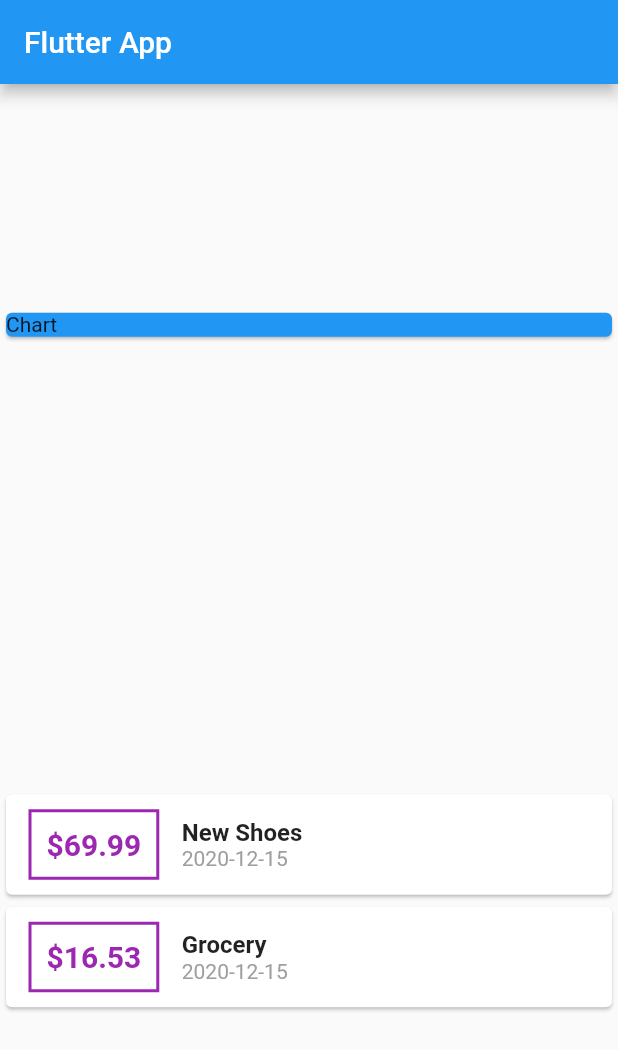
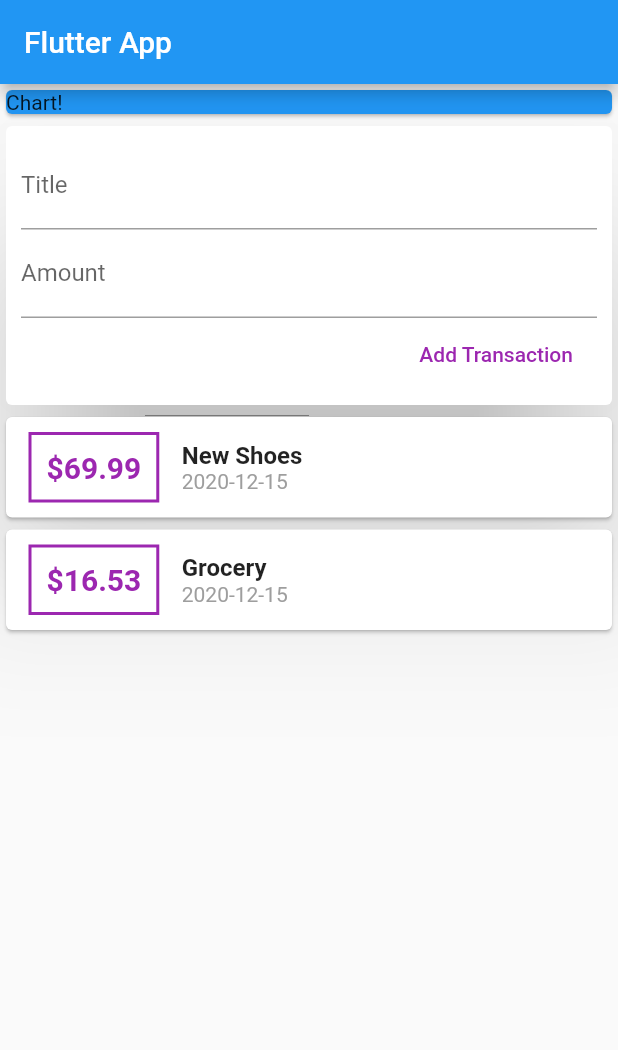
Before and after one commit to wlren/flutter-expenses, a Flutter app: the screen it shows after launch, on a phone screen of 412 x 824 dp. Shown: the top 1050 px of the screen. Run offline on Flutter 3.47's test engine with Material 2 defaults, Android fonts, the phone set to English and light mode, and no system bars.

Commit message:
Add UI for transaction

```diff
--- a/lib/main.dart
+++ b/lib/main.dart
@@ -38,14 +38,44 @@ class MyHomePage extends StatelessWidget {
         title: Text('Flutter App'),
       ),
       body: Column(
-        mainAxisAlignment: MainAxisAlignment.spaceAround,
+        //mainAxisAlignment: MainAxisAlignment.spaceAround,
         crossAxisAlignment: CrossAxisAlignment.stretch,
         children: [
           Container(
             width: double.infinity,
             child: Card(
               color: Colors.blue,
-              child: Text('Chart'),
+              child: Text('Chart!'),
+            ),
+          ),
+          Card(
+            elevation: 50,
+            child: Container(
+              padding: EdgeInsets.all(10),
+              child: Column(
+                crossAxisAlignment: CrossAxisAlignment.end,
+                children: [
+                  TextField(
+                    decoration: InputDecoration(
+                      labelText: 'Title',
+                    ),
+                  ),
+                  TextField(
+                    decoration: InputDecoration(
+                      labelText: 'Amount',
+                    ),
+                  ),
+                  FlatButton(
+                    onPressed: () {},
+                    child: Text(
+                      'Add Transaction',
+                      style: TextStyle(
+                        color: Colors.purple,
+                      ),
+                    ),
+                  ),
+                ],
+              ),
             ),
           ),
           Column(
```
